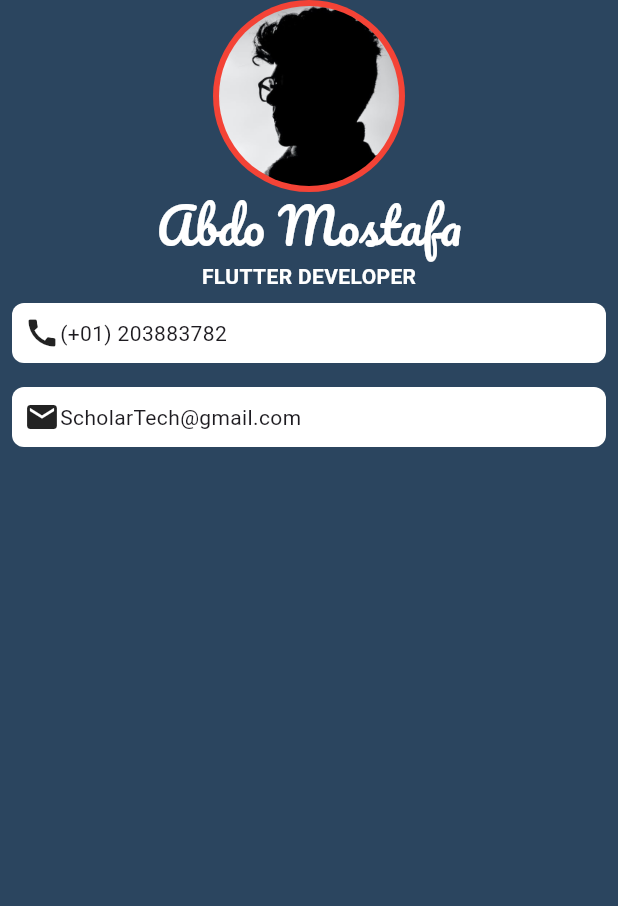
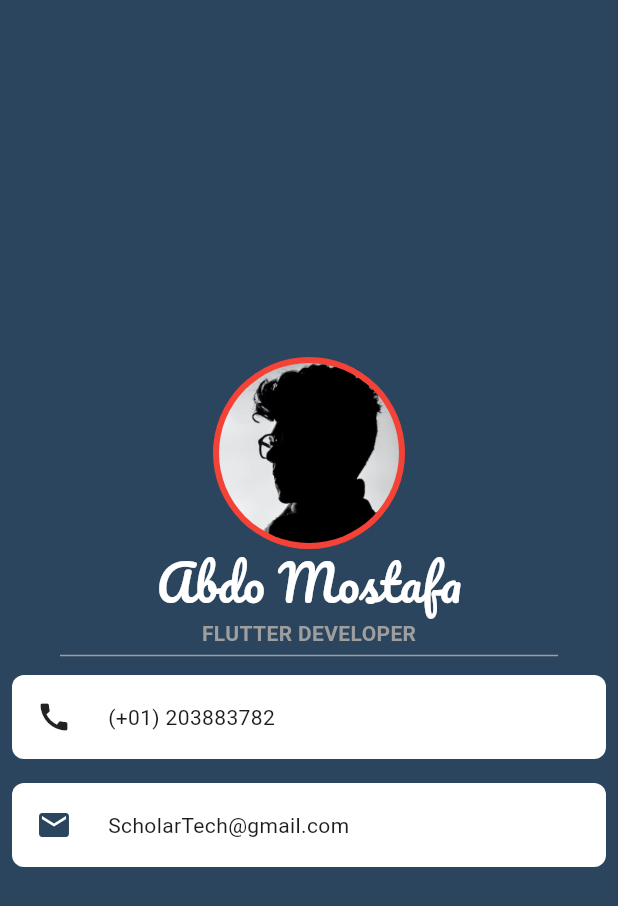
Before and after one commit to abdomostafa1/first-flutter-project, a Flutter app: the screen it shows after launch, on a phone screen of 412 x 824 dp. Shown: the top 906 px of the screen. Run offline on Flutter 3.47's test engine with Material 3 defaults, Android fonts, the phone set to English and light mode, and no system bars.

Commit message:
finished business card screen and apply spacer , divider , padding and margin

```diff
--- a/lib/main.dart
+++ b/lib/main.dart
@@ -1,5 +1,6 @@
 import 'package:flutter/cupertino.dart';
 import 'package:flutter/material.dart';
+import 'package:flutter/painting.dart';
 
 void main() {
   runApp(const AppWid());
@@ -21,6 +22,7 @@ class AppWid extends StatelessWidget {
 
 Widget businessCardApp() {
   return Column(
+    mainAxisAlignment: MainAxisAlignment.center,
     children: [
       CircleAvatar(
         radius: 64,
@@ -41,31 +43,50 @@ Widget businessCardApp() {
       Text(
         'FLUTTER DEVELOPER',
         style: TextStyle(
-          color: Colors.white,
+          color: Colors.grey,
           fontWeight: FontWeight.bold,
           fontSize: 14.0,
         ),
       ),
+      Divider(
+        height: 10,
+        color: Colors.grey,
+        indent: 40.0,
+        endIndent: 40.0,
+      ),
       Container(
-          margin: EdgeInsets.symmetric(horizontal: 8.0,vertical: 8.0),
-          padding: EdgeInsets.all(8.0),
+          margin: EdgeInsets.symmetric(horizontal: 8.0, vertical: 8.0),
+          padding: EdgeInsets.all(16.0),
           decoration: BoxDecoration(
               color: Colors.white, borderRadius: BorderRadius.circular(8.0)),
           child: const Row(
             children: [
-              Icon(Icons.call),
+              Padding(
+                padding: EdgeInsets.only(right: 24),
+                child: Icon(Icons.call),
+              ),
               Text('(+01) 203883782'),
             ],
           )),
       Container(
-        margin: EdgeInsets.symmetric(horizontal: 8.0,vertical: 8.0),
-        padding: EdgeInsets.all(8.0),
+        margin: EdgeInsets.symmetric(horizontal: 8.0, vertical: 8.0),
+        padding: EdgeInsets.all(16.0),
         decoration: BoxDecoration(
             color: Colors.white, borderRadius: BorderRadius.circular(8.0)),
         child: Row(
           children: [
-            Icon(Icons.email),
-            Text('ScholarTech@gmail.com'),
+            Padding(
+              padding: EdgeInsets.only(right: 24.0),
+              child: Icon(
+                Icons.email,
+                size: 24,
+                color: Color(0xFF2B455F),
+              ),
+            ),
+            Text(
+              'ScholarTech@gmail.com',
+              style: TextStyle(fontSize: 14),
+            ),
           ],
         ),
       )
```
